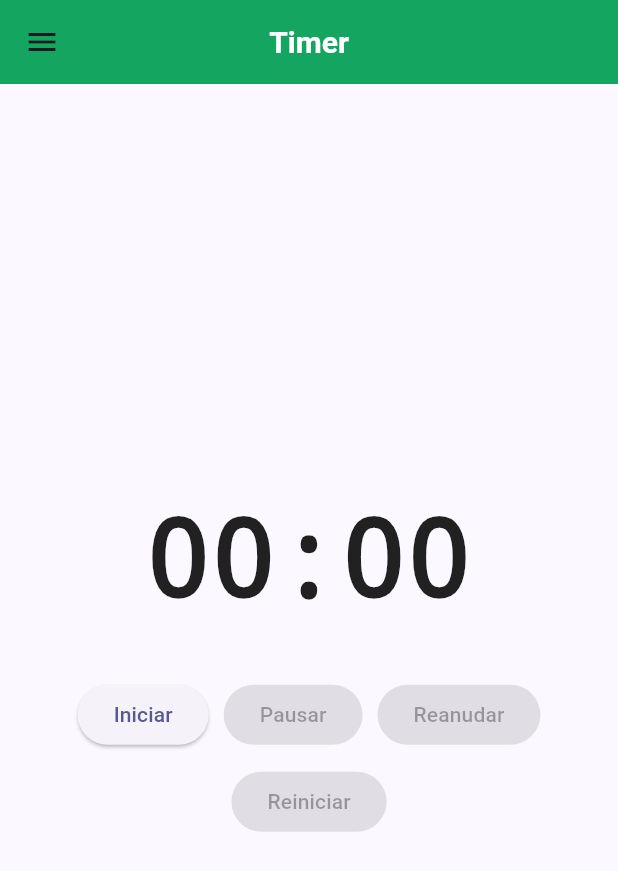
After one commit to JSebasAM/Desarrollo-Movil, a Flutter app: the TimerScreen screen opened by its route, on a phone screen of 412 x 824 dp. The commit adds this screen. Shown: the top 871 px of the screen. Run offline on Flutter 3.47's test engine with Material 3 defaults, Android fonts, the phone set to English and light mode, and no system bars; our stand-ins replace go_router.

Commit message:
feat: Implementar Timer

```diff
--- a/lib/routes/app_router.dart
+++ b/lib/routes/app_router.dart
@@ -4,6 +4,7 @@ import 'package:desarollo_movil/views/future/future_screen.dart';
 import 'package:desarollo_movil/views/home/home_screen.dart';
 import 'package:desarollo_movil/views/paso_parametros/detalle_screen.dart';
 import 'package:desarollo_movil/views/paso_parametros/paso_parametros_screen.dart';
+import 'package:desarollo_movil/views/timer/timer_screen.dart';
 
 final GoRouter appRouter = GoRouter(
   routes: [
@@ -41,5 +42,10 @@ final GoRouter appRouter = GoRouter(
       name: 'future',
       builder: (context, state) => const FutureScreen(),
     ),
+    GoRoute(
+      path: '/timer',
+      name: 'timer',
+      builder: (context, state) => const TimerScreen(),
+    ),
   ],
 );
--- /dev/null
+++ b/lib/services/timer_service.dart
@@ -0,0 +1,57 @@
+import 'dart:async';
+
+class TimerService {
+  TimerService({required this.onTick});
+
+  final void Function(int segundos) onTick;
+
+  Timer? _timer;
+  int _segundos = 0;
+  bool _estaCorriendo = false;
+
+  bool get estaCorriendo => _estaCorriendo;
+
+  String get tiempoFormateado {
+    final minutos = (_segundos ~/ 60).toString().padLeft(2, '0');
+    final segundos = (_segundos % 60).toString().padLeft(2, '0');
+    return '$minutos:$segundos';
+  }
+
+  void iniciar() {
+    if (_estaCorriendo) return;
+    _iniciarTimer();
+  }
+
+  void pausar() {
+    _timer?.cancel();
+    _timer = null;
+    _estaCorriendo = false;
+  }
+
+  void reanudar() {
+    if (_estaCorriendo) return;
+    _iniciarTimer();
+  }
+
+  void reiniciar() {
+    _timer?.cancel();
+    _timer = null;
+    _segundos = 0;
+    _estaCorriendo = false;
+    onTick(_segundos);
+  }
+
+  void dispose() {
+    _timer?.cancel();
+    _timer = null;
+    _estaCorriendo = false;
+  }
+
+  void _iniciarTimer() {
+    _estaCorriendo = true;
+    _timer = Timer.periodic(const Duration(seconds: 1), (_) {
+      _segundos++;
+      onTick(_segundos);
+    });
+  }
+}
--- /dev/null
+++ b/lib/views/timer/timer_screen.dart
@@ -0,0 +1,118 @@
+import 'package:desarollo_movil/services/timer_service.dart';
+import 'package:desarollo_movil/widgets/custom_drawer.dart';
+import 'package:flutter/material.dart';
+
+class TimerScreen extends StatefulWidget {
+  const TimerScreen({super.key});
+
+  @override
+  State<TimerScreen> createState() => _TimerScreenState();
+}
+
+class _TimerScreenState extends State<TimerScreen> {
+  late final TimerService _timerService;
+  bool _haIniciado = false;
+  int _segundos = 0;
+
+  @override
+  void initState() {
+    super.initState();
+    _timerService = TimerService(onTick: (segundos) {
+      if (!mounted) return;
+      setState(() {
+        _segundos = segundos;
+      });
+    });
+  }
+
+  @override
+  void dispose() {
+    _timerService.dispose();
+    super.dispose();
+  }
+
+  String get _tiempoFormateado {
+    final minutos = (_segundos ~/ 60).toString().padLeft(2, '0');
+    final segundos = (_segundos % 60).toString().padLeft(2, '0');
+    return '$minutos:$segundos';
+  }
+
+  void _iniciar() {
+    _timerService.iniciar();
+    setState(() {
+      _haIniciado = true;
+    });
+  }
+
+  void _pausar() {
+    _timerService.pausar();
+    setState(() {});
+  }
+
+  void _reanudar() {
+    _timerService.reanudar();
+    setState(() {
+      _haIniciado = true;
+    });
+  }
+
+  void _reiniciar() {
+    _timerService.reiniciar();
+    setState(() {
+      _haIniciado = false;
+      _segundos = 0;
+    });
+  }
+
+  @override
+  Widget build(BuildContext context) {
+    final estaCorriendo = _timerService.estaCorriendo;
+
+    return Scaffold(
+      appBar: AppBar(title: const Text('Timer')),
+      drawer: const CustomDrawer(),
+      body: Center(
+        child: Padding(
+          padding: const EdgeInsets.all(24.0),
+          child: Column(
+            mainAxisAlignment: MainAxisAlignment.center,
+            children: [
+              Text(
+                _tiempoFormateado,
+                style: const TextStyle(
+                  fontSize: 72,
+                  fontWeight: FontWeight.bold,
+                  fontFamily: 'monospace',
+                ),
+              ),
+              const SizedBox(height: 28),
+              Wrap(
+                spacing: 10,
+                runSpacing: 10,
+                alignment: WrapAlignment.center,
+                children: [
+                  ElevatedButton(
+                    onPressed: !estaCorriendo && !_haIniciado ? _iniciar : null,
+                    child: const Text('Iniciar'),
+                  ),
+                  ElevatedButton(
+                    onPressed: estaCorriendo ? _pausar : null,
+                    child: const Text('Pausar'),
+                  ),
+                  ElevatedButton(
+                    onPressed: !estaCorriendo && _haIniciado ? _reanudar : null,
+                    child: const Text('Reanudar'),
+                  ),
+                  ElevatedButton(
+                    onPressed: _haIniciado || estaCorriendo ? _reiniciar : null,
+                    child: const Text('Reiniciar'),
+                  ),
+                ],
+              ),
+            ],
+          ),
+        ),
+      ),
+    );
+  }
+}
--- a/lib/widgets/custom_drawer.dart
+++ b/lib/widgets/custom_drawer.dart
@@ -83,9 +83,16 @@ class CustomDrawer extends StatelessWidget {
             title: const Text('Future'),
             onTap: () {
               context.go('/future');
+              Navigator.pop(context);
             },
-
-
+          ),
+          ListTile(
+            leading: const Icon(Icons.timer),
+            title: const Text('Timer'),
+            onTap: () {
+              context.go('/timer');
+              Navigator.pop(context);
+            },
           ),
         ],
       ),
```
